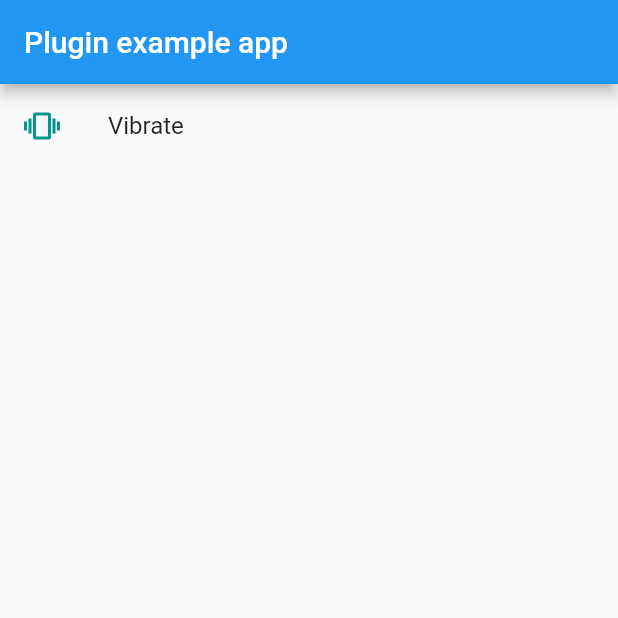
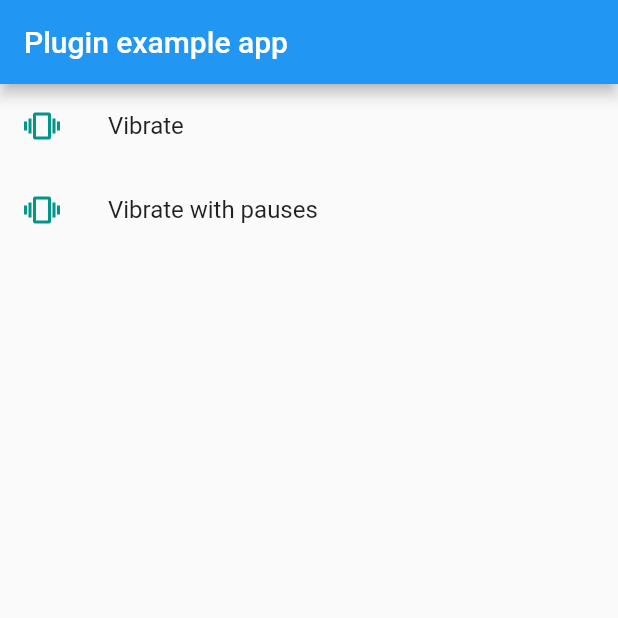
Before and after one commit to clovisnicolas/flutter_vibrate, a Flutter app: the screen it shows after launch, on a phone screen of 412 x 824 dp, the top half of it. Run offline on Flutter 3.47's test engine with Material 2 defaults, Android fonts, the phone set to English and light mode, and no system bars.

Commit message:
add vibrate with pauses
add method to vibrate with pauses
move default vibration duration to shared code

```diff
--- a/example/lib/main.dart
+++ b/example/lib/main.dart
@@ -12,6 +12,11 @@ class MyApp extends StatefulWidget {
 class _MyAppState extends State<MyApp> {
 
   bool _canVibrate = true;
+  final Iterable<Duration> pauses = [
+    const Duration(milliseconds: 500),
+    const Duration(milliseconds: 1000),
+    const Duration(milliseconds: 500),
+  ];
 
   @override
   initState() {
@@ -36,6 +41,10 @@ class _MyAppState extends State<MyApp> {
                 leading: new Icon(Icons.vibration, color: Colors.teal),
                 onTap: _canVibrate ?(){Vibrate.vibrate();} : null,
                 title: new Text("Vibrate")),
+              new ListTile(
+                  leading: new Icon(Icons.vibration, color: Colors.teal),
+                  onTap: _canVibrate ?(){Vibrate.vibrateWithPauses(pauses);} : null,
+                  title: new Text("Vibrate with pauses")),
             ]),
         ),
       ),
--- a/lib/vibrate.dart
+++ b/lib/vibrate.dart
@@ -4,6 +4,21 @@ import 'package:flutter/services.dart';
 
 class Vibrate {
   static const MethodChannel _channel = const MethodChannel('github.com/clovisnicolas/flutter_vibrate');
-  static Future vibrate() => _channel.invokeMethod('vibrate');
+  static const Duration _DEFAULT_VIBRATION_DURATION = const Duration(milliseconds: 500);
+
+  //Vibrate for 500ms on Android, and for the default time on iOS (about 500ms as well)
+  static Future vibrate() => _channel.invokeMethod('vibrate', {"duration" : _DEFAULT_VIBRATION_DURATION.inMilliseconds});
+  //Whether the device can actually vibrate or not
   static Future<bool> get canVibrate => _channel.invokeMethod('canVibrate');
+  //Vibrates with [pauses] in between each vibration
+  static Future vibrateWithPauses(Iterable<Duration> pauses) async{
+    for (Duration d in pauses){
+        vibrate();
+        //Because the native vibration is not awaited, we need to wait for
+        //the vibration to end before launching another one
+        await new Future.delayed(_DEFAULT_VIBRATION_DURATION);
+        await new Future.delayed(d);
+    }
+    vibrate();
+  }
 }
```
Also changed, not shown: 1 other file.
